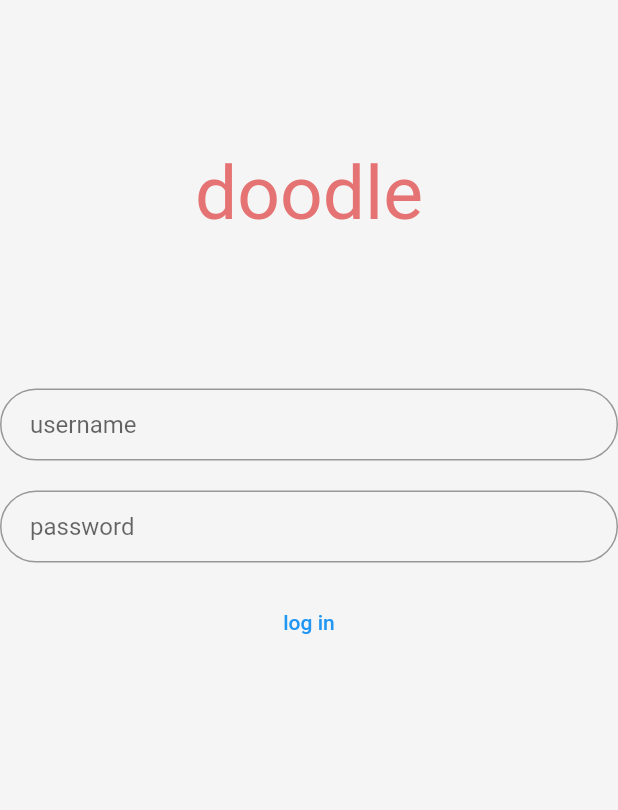
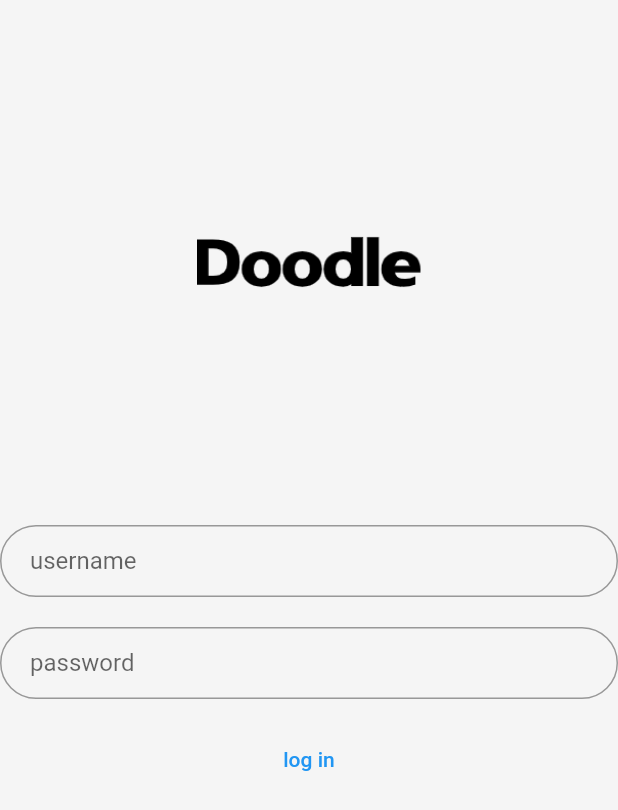
Before and after one commit to alisaadati97/barname-kon, a Flutter app: the screen it shows after launch, on a phone screen of 412 x 824 dp. Shown: the top 810 px of the screen. Run offline on Flutter 3.47's test engine with Material 2 defaults, Android fonts, the phone set to English and light mode, and no system bars.

Commit message:
add assets dir and doodle logo. add it to the login screen

```diff
--- a/doodle/lib/main.dart
+++ b/doodle/lib/main.dart
@@ -23,9 +23,10 @@ class _HomePageState extends State<HomePage> {
             SizedBox(
               height: 100,
             ),
-            Text(
-              "doodle",
-              style: TextStyle(fontSize: 50, color: Colors.red[300]),
+            Image.asset(
+              "assets/doodle.png",
+              height: 150,
+              width: 220,
             ),
             SizedBox(
               height: 100,
--- a/doodle/pubspec.yaml
+++ b/doodle/pubspec.yaml
@@ -45,9 +45,9 @@ flutter:
   uses-material-design: true
 
   # To add assets to your application, add an assets section, like this:
-  # assets:
-  #   - images/a_dot_burr.jpeg
-  #   - images/a_dot_ham.jpeg
+  assets:
+    - assets/
+
 
   # An image asset can refer to one or more resolution-specific "variants", see
   # https://flutter.dev/assets-and-images/#resolution-aware.
```
Also changed, not shown: doodle/assets/doodle.png (added).
